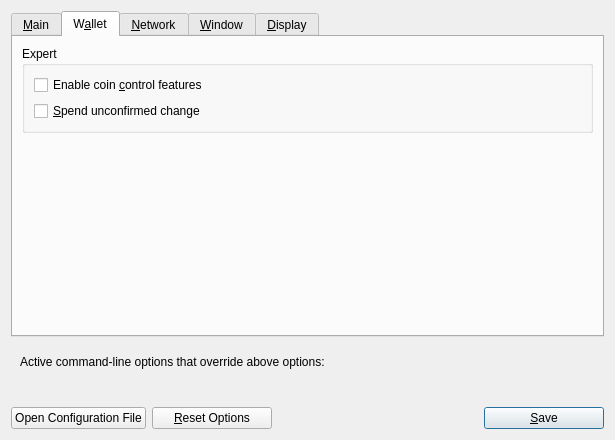
Qt form src/qt/forms/optionsdialog.ui (navcoin/navcoin-core) before a commit.
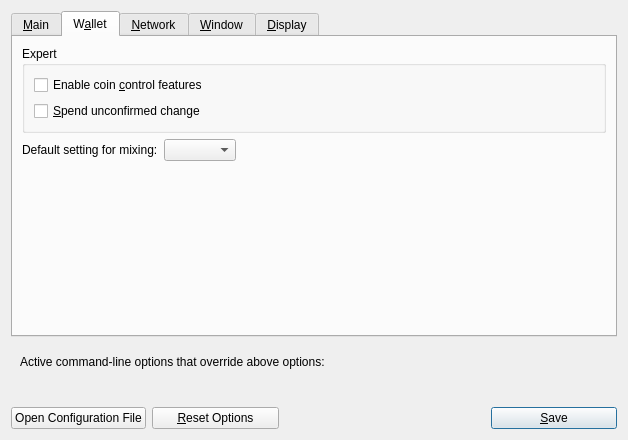
The same form after that commit. The open tabs and pages were chosen to show the change. Custom widgets are drawn as their Qt base class.

Commit message: Save mixing choice and add combo box in wallet options

```diff
--- a/src/qt/forms/optionsdialog.ui
+++ b/src/qt/forms/optionsdialog.ui
@@ -6,7 +6,7 @@
    <rect>
     <x>0</x>
     <y>0</y>
-    <width>615</width>
+    <width>628</width>
     <height>440</height>
    </rect>
   </property>
@@ -239,6 +239,37 @@
          </layout>
         </widget>
        </item>
+       <item>
+        <layout class="QHBoxLayout" name="horizontalLayout">
+         <item>
+          <widget class="QLabel" name="label">
+           <property name="text">
+            <string>Default setting for mixing:</string>
+           </property>
+          </widget>
+         </item>
+         <item>
+          <widget class="QComboBox" name="mixingDefaultBox">
+           <property name="currentText">
+            <string/>
+           </property>
+          </widget>
+         </item>
+         <item>
+          <spacer name="horizontalSpacer_2">
+           <property name="orientation">
+            <enum>Qt::Horizontal</enum>
+           </property>
+           <property name="sizeHint" stdset="0">
+            <size>
+             <width>40</width>
+             <height>20</height>
+            </size>
+           </property>
+          </spacer>
+         </item>
+        </layout>
+       </item>
        <item>
         <spacer name="verticalSpacer_Wallet">
          <property name="orientation">
```
Left out of the diff: 2 changed lines with no effect on the pictures. The commit also changes 2 other files.
